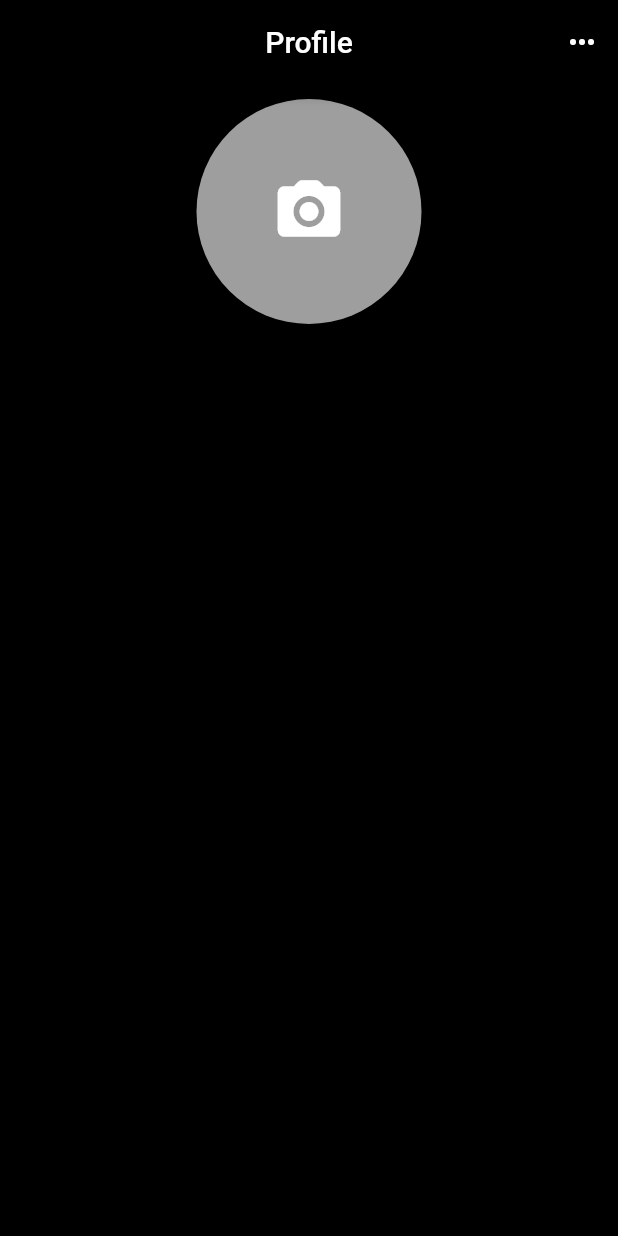
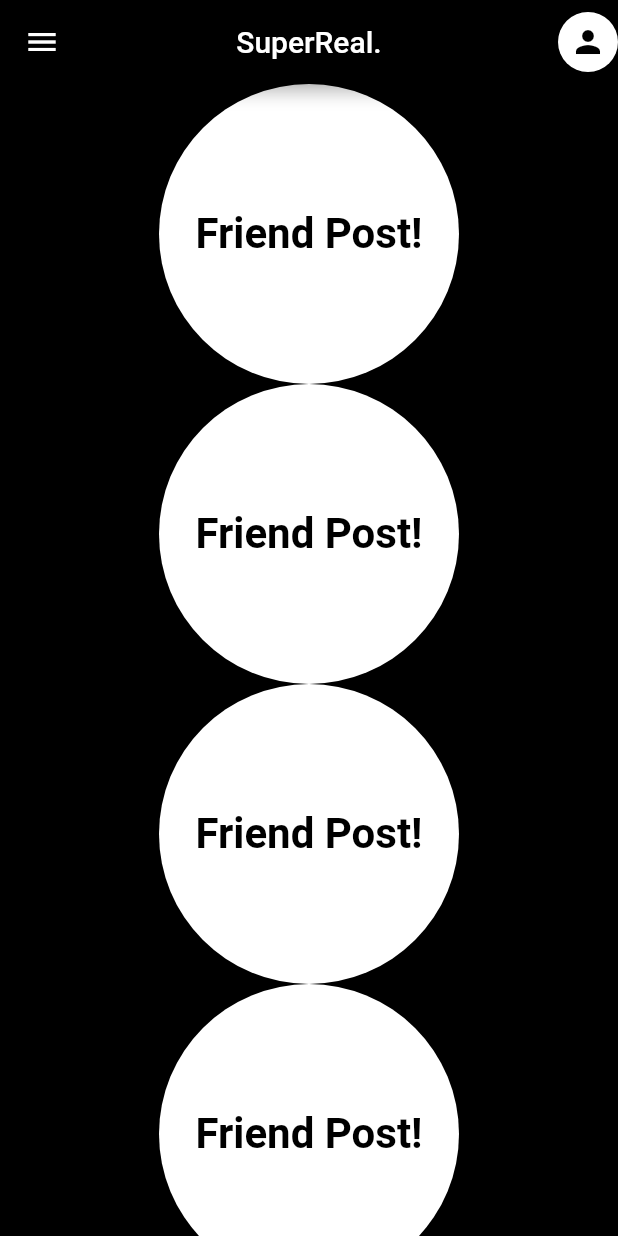
Before and after one commit to cartledgesam/EGR423-Final-App, a Flutter app: the screen it shows after launch, on a phone screen of 412 x 824 dp. Run offline on Flutter 3.47's test engine with Material 2 defaults, Android fonts, the phone set to English and light mode, and no system bars; our stand-ins replace image_picker.

Commit message:
adds dummy home screen and navigation to profile page

```diff
--- a/superreal/lib/main.dart
+++ b/superreal/lib/main.dart
@@ -1,6 +1,7 @@
 import 'package:flutter/material.dart';
 
 import './screens/profile_screen.dart';
+import './screens/splash_screen.dart';
 
 void main() {
   runApp(const MyApp());
@@ -14,7 +15,10 @@ class MyApp extends StatelessWidget {
   Widget build(BuildContext context) {
     return MaterialApp(
       title: 'Flutter Demo',
-      home: ProfileScreen(),
+      home: SplashScreen(),
+      routes: {
+        ProfileScreen.routeName: (context) => ProfileScreen(),
+      },
     );
   }
 }
--- /dev/null
+++ b/superreal/lib/screens/home_screen.dart
@@ -0,0 +1,113 @@
+import 'package:flutter/material.dart';
+
+import './profile_screen.dart';
+
+class HomeScreen extends StatefulWidget {
+  const HomeScreen({super.key});
+
+  @override
+  State<HomeScreen> createState() => _HomeScreenState();
+}
+
+class _HomeScreenState extends State<HomeScreen> {
+  @override
+  Widget build(BuildContext context) {
+    return Scaffold(
+      backgroundColor: Colors.black,
+      appBar: AppBar(
+        backgroundColor: Colors.black,
+        centerTitle: true,
+        title: const Text(
+          'SuperReal.',
+          style: TextStyle(
+            color: Colors.white,
+          ),
+        ),
+        actions: <Widget>[
+          GestureDetector(
+            onTap: () {
+              Navigator.of(context).pushNamed(ProfileScreen.routeName);
+            },
+            child: const CircleAvatar(
+              // user provider/listeners to update the picture to this avatar
+              backgroundColor: Colors.white,
+              child: Icon(
+                Icons.person,
+                color: Colors.black,
+              ),
+            ),
+          ),
+        ],
+      ),
+      drawer: Drawer(), // add your own drawer
+      body: SingleChildScrollView(
+        child: Center(
+          child: Column(
+            children: const <Widget>[
+              CircleAvatar(
+                backgroundColor: Colors.white,
+                radius: 100,
+                child: Text(
+                  'Friend Post!',
+                  style: TextStyle(
+                    color: Colors.black,
+                    fontSize: 28,
+                    fontWeight: FontWeight.bold,
+                  ),
+                ),
+              ),
+              CircleAvatar(
+                backgroundColor: Colors.white,
+                radius: 100,
+                child: Text(
+                  'Friend Post!',
+                  style: TextStyle(
+                    color: Colors.black,
+                    fontSize: 28,
+                    fontWeight: FontWeight.bold,
+                  ),
+                ),
+              ),
+              CircleAvatar(
+                backgroundColor: Colors.white,
+                radius: 100,
+                child: Text(
+                  'Friend Post!',
+                  style: TextStyle(
+                    color: Colors.black,
+                    fontSize: 28,
+                    fontWeight: FontWeight.bold,
+                  ),
+                ),
+              ),
+              CircleAvatar(
+                backgroundColor: Colors.white,
+                radius: 100,
+                child: Text(
+                  'Friend Post!',
+                  style: TextStyle(
+                    color: Colors.black,
+                    fontSize: 28,
+                    fontWeight: FontWeight.bold,
+                  ),
+                ),
+              ),
+              CircleAvatar(
+                backgroundColor: Colors.white,
+                radius: 100,
+                child: Text(
+                  'Friend Post!',
+                  style: TextStyle(
+                    color: Colors.black,
+                    fontSize: 28,
+                    fontWeight: FontWeight.bold,
+                  ),
+                ),
+              ),
+            ],
+          ),
+        ),
+      ),
+    );
+  }
+}
--- a/superreal/lib/screens/profile_screen.dart
+++ b/superreal/lib/screens/profile_screen.dart
@@ -4,6 +4,8 @@ import 'package:flutter/material.dart';
 import 'package:image_picker/image_picker.dart';
 
 class ProfileScreen extends StatefulWidget {
+  static const routeName = '/proifile-screen';
+
   @override
   State<ProfileScreen> createState() => _ProfileScreenState();
 }
--- /dev/null
+++ b/superreal/lib/screens/splash_screen.dart
@@ -0,0 +1,43 @@
+import 'package:flutter/material.dart';
+import './home_screen.dart';
+
+class SplashScreen extends StatefulWidget {
+  const SplashScreen({super.key});
+
+  @override
+  State<SplashScreen> createState() => _SplashScreenState();
+}
+
+class _SplashScreenState extends State<SplashScreen> {
+  @override
+  void initState() {
+    super.initState();
+    _navigateToHome();
+  }
+
+  _navigateToHome() async {
+    await Future.delayed(const Duration(milliseconds: 1500), () {});
+    Navigator.pushReplacement(
+      context,
+      MaterialPageRoute(
+        builder: (context) => HomeScreen(),
+      ),
+    );
+  }
+
+  @override
+  Widget build(BuildContext context) {
+    return const Scaffold(
+      backgroundColor: Colors.black,
+      body: Center(
+        child: Text(
+          'SuperReal.',
+          style: TextStyle(
+            color: Colors.white,
+            fontSize: 36,
+          ),
+        ),
+      ),
+    );
+  }
+}
```
